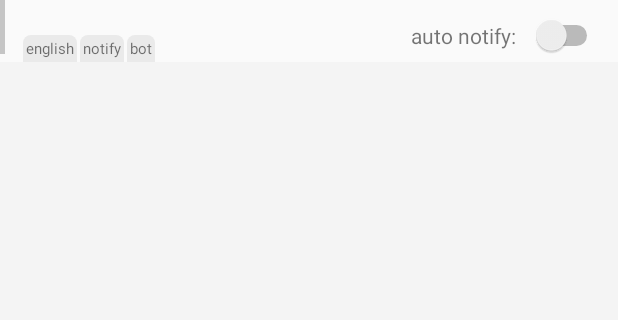
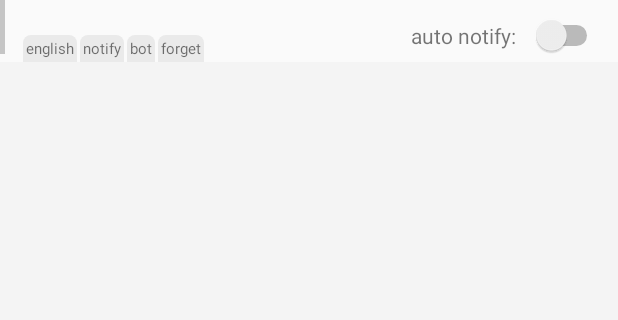
Before and after one commit to vanlinh619/EnglishNotification, an Android app: the screen it shows after launch (MainActivity), on a phone screen of 412 x 824 dp, the part 103-423 px from its top. Run offline under Robolectric (Android 15) with nearby library versions, the phone set to English and light mode, and no system bars; libraries missing offline, so code that uses them is left out: com.google.mlkit.common, com.google.mlkit.nl; 7 statements that could not run were skipped.

Commit message:
update filter + search

```diff
--- a/app/src/main/java/com/example/englishnotification/DialogAddEditWord.java
+++ b/app/src/main/java/com/example/englishnotification/DialogAddEditWord.java
@@ -202,9 +202,10 @@ public class DialogAddEditWord extends DialogFragment {
                             mainActivity.showDialogCheckWord();
                         }
                     };
+                    MainActivity.shrinkButtonSearch();
                     MainActivity.setTextForSearch(edEnglish.getText().toString().trim());
                     String title = "";
-                    if(MainActivity.checkContainString(edVietnamese.getText().toString().trim().toLowerCase(), word.means)){
+                    if(MainActivity.containEqualString(edVietnamese.getText().toString().trim().toLowerCase(), word.means)){
                         title = "Exact!";
                     } else {
                         title = "Incorrect!";
--- a/app/src/main/res/layout/activity_main.xml
+++ b/app/src/main/res/layout/activity_main.xml
@@ -147,6 +147,17 @@
                 app:layout_constraintBottom_toBottomOf="parent"
                 app:layout_constraintLeft_toRightOf="@+id/tx_notify_filter" />
 
+            <TextView
+                android:id="@+id/tx_forget_filter"
+                android:layout_width="wrap_content"
+                android:layout_height="wrap_content"
+                android:layout_marginLeft="2dp"
+                android:background="@drawable/background_item_sort"
+                android:text="forget"
+                android:textSize="10sp"
+                app:layout_constraintBottom_toBottomOf="parent"
+                app:layout_constraintLeft_toRightOf="@+id/tx_bot_filter" />
+
         </androidx.constraintlayout.widget.ConstraintLayout>
 
         <ImageView
--- a/app/src/main/res/layout/activity_remember.xml
+++ b/app/src/main/res/layout/activity_remember.xml
@@ -44,6 +44,7 @@
 
     <com.google.android.material.tabs.TabLayout
         android:id="@+id/tl_tag"
+        android:background="#03A9F4"
         app:layout_constraintTop_toBottomOf="@id/ct_header_title"
         android:layout_marginTop="2dp"
         app:tabMode="scrollable"
--- a/app/src/main/res/menu/menu_option.xml
+++ b/app/src/main/res/menu/menu_option.xml
@@ -15,6 +15,11 @@
         android:title="Export" />
 
     <item
+        android:id="@+id/mn_remember"
+        android:icon="@drawable/forget"
+        android:title="Remember" />
+
+    <item
         android:id="@+id/mn_more"
         android:icon="@drawable/more"
         android:title="More" />
```
Also changed, not shown: app/src/main/java/com/example/englishnotification/HandleWordActivity.java (+9 -1 lines), app/src/main/java/com/example/englishnotification/MainActivity.java (+88 -6 lines), app/src/main/java/com/example/englishnotification/OptionActivity.java (+10 -1 lines), app/src/main/java/com/example/englishnotification/RememberActivity.java (+11 -0 lines).
